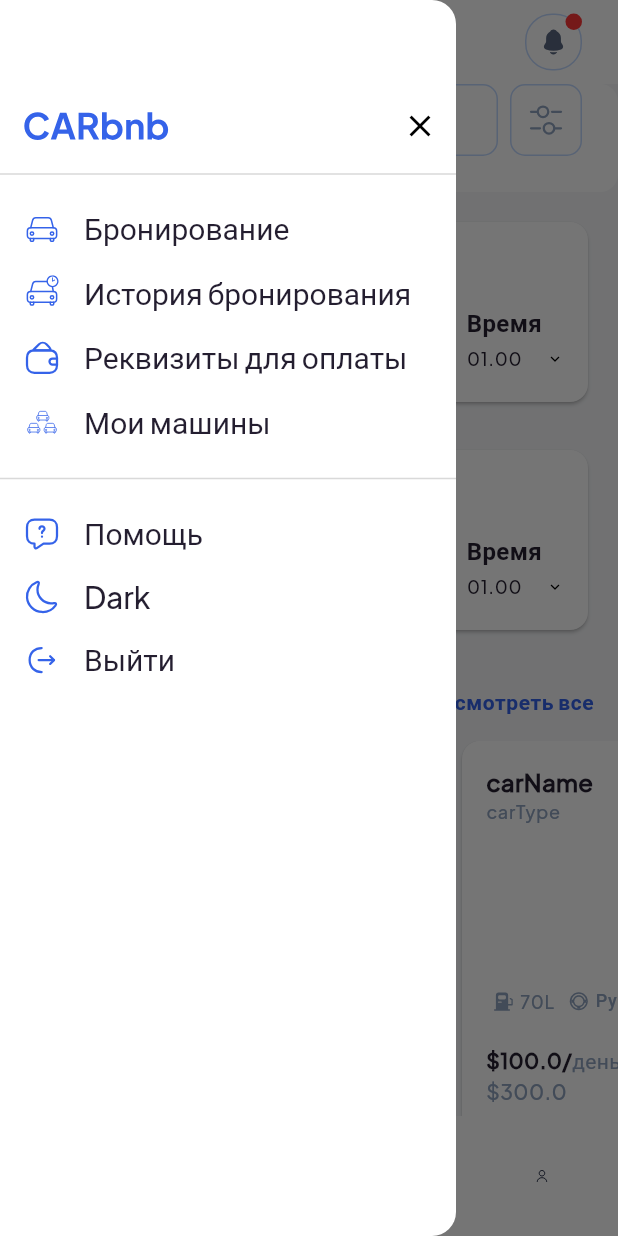
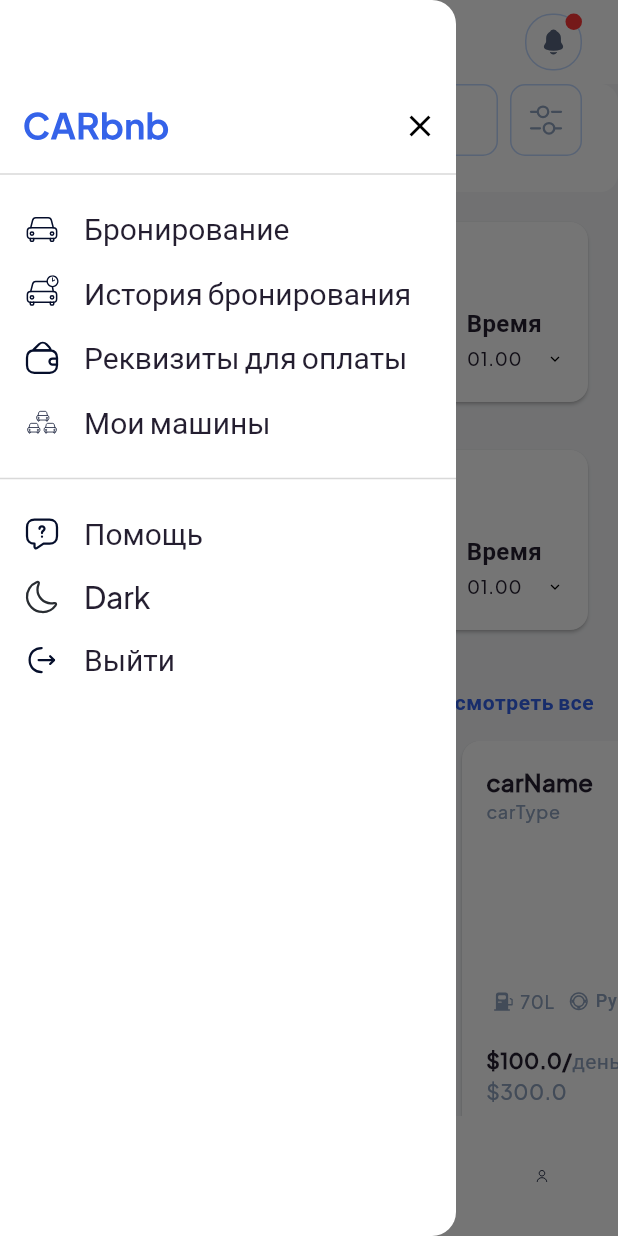
Before and after one commit to githubsobir/melos_app, a Flutter app: the screen it shows after launch, with the side drawer open, on a phone screen of 412 x 824 dp. Run offline on Flutter 3.47's test engine with Material 3 defaults, Android fonts, the phone set to English and light mode, and no system bars; drawn by our look-alikes of cached_network_image; our stand-ins replace bloc, equatable, flutter_bloc, flutter_map, flutter_svg, get_it and 2 more; network calls fail.

Commit message:
fixed itemTheme

```diff
--- a/packages/presentation/main/lib/main/drawer_widget.dart
+++ b/packages/presentation/main/lib/main/drawer_widget.dart
@@ -82,7 +82,9 @@ class DrawerWidget extends StatelessWidget {
         itemTheme(
           context: context,
           onTap: () {
-            getIt.get<AppStateNotifier>().setValue(isNightMode: (Theme.of(context).colorScheme.brightness == Brightness.light));
+            getIt.get<AppStateNotifier>().setValue(
+                isNightMode: (Theme.of(context).colorScheme.brightness ==
+                    Brightness.light));
           },
         ),
         item(
@@ -113,7 +115,7 @@ class DrawerWidget extends StatelessWidget {
               icon,
               colorFilter: ColorFilter.mode(
                 Theme.of(context).colorScheme.brightness == Brightness.light
-                    ? Theme.of(context).colorScheme.primary
+                    ? const Color(0xFF050E2B)
                     : Colors.white,
                 BlendMode.srcIn,
               ),
@@ -145,19 +147,14 @@ class DrawerWidget extends StatelessWidget {
               Theme.of(context).colorScheme.brightness == Brightness.light
                   ? PathImages.darkMode
                   : PathImages.lightMode,
-              colorFilter: ColorFilter.mode(
-                Theme.of(context).colorScheme.brightness == Brightness.light
-                    ? Theme.of(context).colorScheme.primary
-                    : Colors.white,
-                BlendMode.srcIn,
-              ),
             ),
             const SizedBox(
               width: 16,
             ),
             Text(
               Theme.of(context).colorScheme.brightness == Brightness.light
-                  ?"Dark":"Light",
+                  ? "Dark"
+                  : "Light",
               style: Theme.of(context).textTheme.headlineMedium,
             ),
           ],
```
